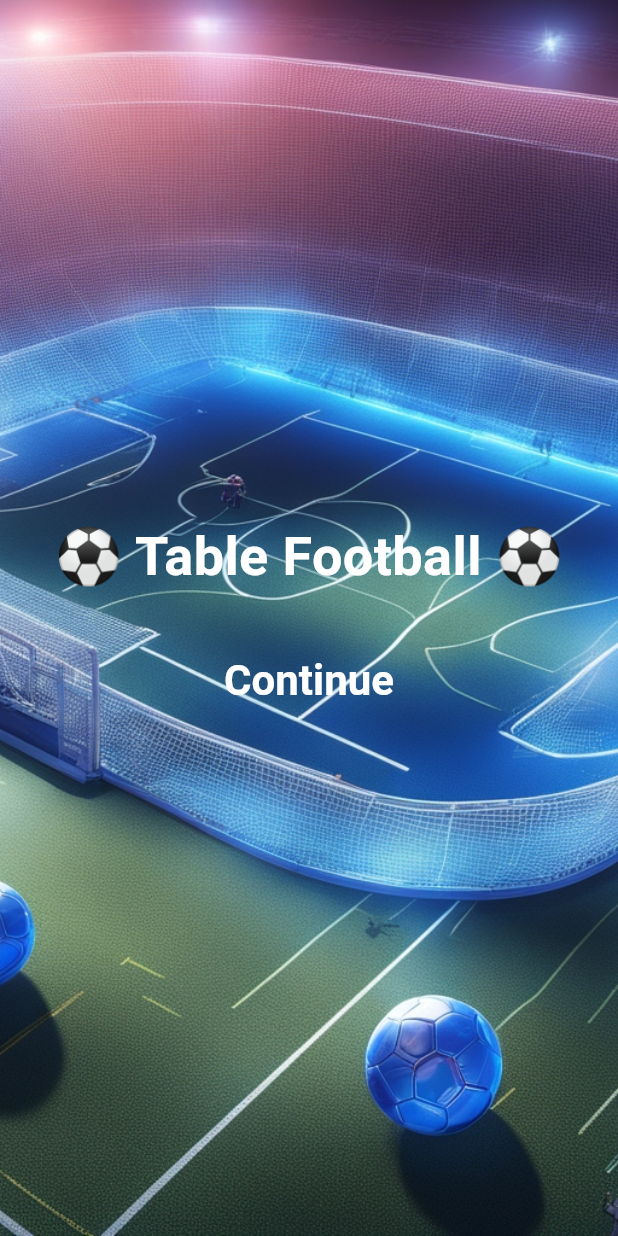
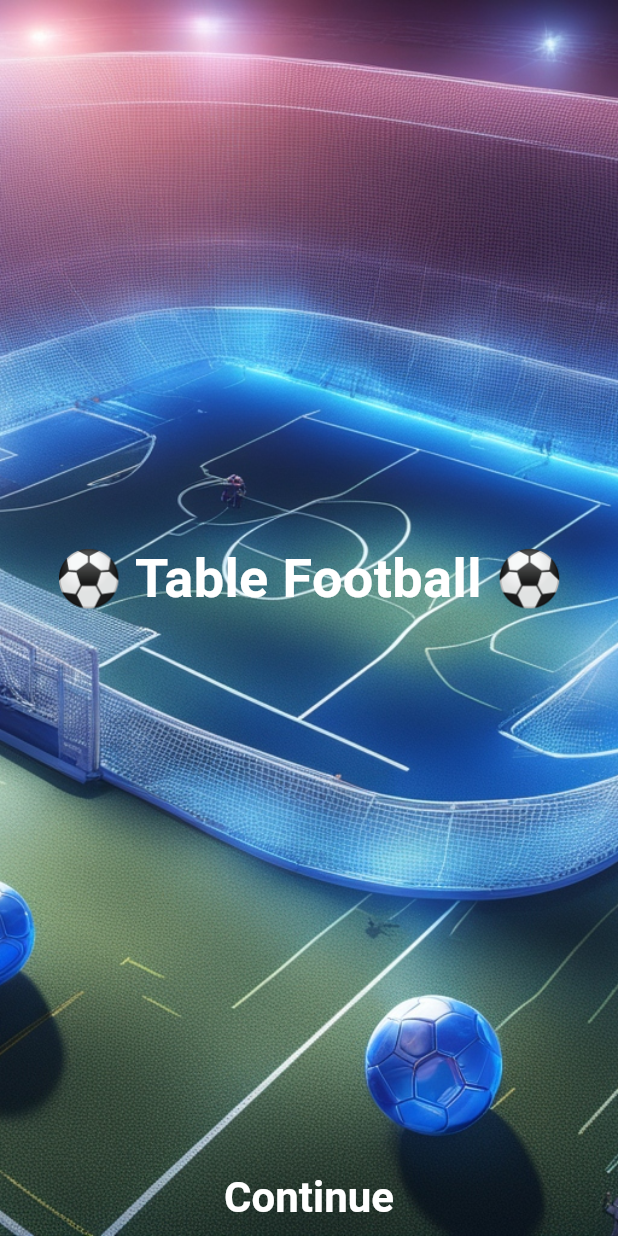
Before and after one commit to MonsterOfCode/flutter-table-football, a Flutter app: the screen it shows after launch, on a phone screen of 412 x 824 dp. Run offline on Flutter 3.47's test engine with Material 3 defaults, Android fonts, the phone set to English and light mode, and no system bars; our stand-ins replace go_router.

Commit message:
#UI Welcome page ui adjustments

```diff
--- a/flutter_table_football/lib/src/views/dashboard/game/games.view.dart
+++ b/flutter_table_football/lib/src/views/dashboard/game/games.view.dart
@@ -1,11 +1,8 @@
 import 'package:flutter/material.dart';
-import 'package:flutter_table_football/src/core/extensions/types/context.extension.dart';
-import 'package:flutter_table_football/src/core/extensions/types/string.extension.dart';
 import 'package:flutter_table_football/src/data/models/game.model.dart';
 import 'package:flutter_table_football/src/data/repositories/games.repository.dart';
 import 'package:flutter_table_football/src/views/dashboard/game/create_game.view.dart';
 import 'package:flutter_table_football/src/widgets/list_items/game_searchable_list_item.dart';
-import 'package:flutter_table_football/src/widgets/list_items/team_searchable_list_item.dart';
 import 'package:flutter_table_football/src/widgets/lists/searchable_list.dart';
 import 'package:flutter_table_football/src/widgets/scaffolds/list_view_scaffold.dart';
 import 'package:go_router/go_router.dart';
--- a/flutter_table_football/lib/src/views/welcome.view.dart
+++ b/flutter_table_football/lib/src/views/welcome.view.dart
@@ -18,18 +18,19 @@ class WelcomeView extends StatelessWidget {
           fit: BoxFit.cover,
         ),
       ),
+      child: SafeArea(
         child: Column(
           mainAxisAlignment: MainAxisAlignment.center,
           crossAxisAlignment: CrossAxisAlignment.center,
           children: [
-          "⚽️ Table Football ⚽️".bigTitle(context),
-          const SizedBox(height: 30),
+            Expanded(child: Center(child: "⚽️ Table Football ⚽️".bigTitle(context))),
             TextButton(
               onPressed: () => context.goNamed(DashboardView.routeName),
               child: "Continue".h1(context).bold(context).color(Colors.white),
             ),
           ],
         ),
+      ),
     );
   }
 }
```
Lines whose indentation alone changed are shown as unchanged.
